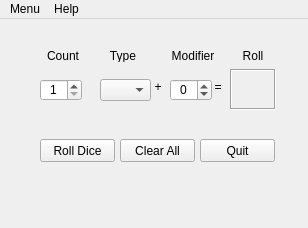
First picture: the form in mainwindow.ui, repository ShawnDriscoll/PyQt5-Dice-App, before the edit.
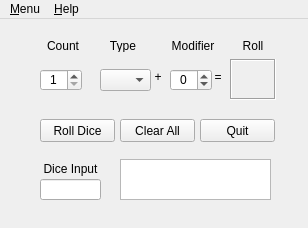
Second picture: the form after the edit. Icons and pictures are not drawn.

```diff
--- a/mainwindow.ui
+++ b/mainwindow.ui
@@ -34,7 +34,7 @@
     <property name="geometry">
      <rect>
       <x>40</x>
-      <y>60</y>
+      <y>50</y>
       <width>42</width>
       <height>22</height>
      </rect>
@@ -56,7 +56,7 @@
     <property name="geometry">
      <rect>
       <x>170</x>
-      <y>60</y>
+      <y>50</y>
       <width>42</width>
       <height>22</height>
      </rect>
@@ -78,7 +78,7 @@
     <property name="geometry">
      <rect>
       <x>100</x>
-      <y>60</y>
+      <y>50</y>
       <width>51</width>
       <height>22</height>
      </rect>
@@ -97,7 +97,7 @@
     <property name="geometry">
      <rect>
       <x>150</x>
-      <y>60</y>
+      <y>50</y>
       <width>16</width>
       <height>16</height>
      </rect>
@@ -113,7 +113,7 @@
     <property name="geometry">
      <rect>
       <x>210</x>
-      <y>60</y>
+      <y>50</y>
       <width>16</width>
       <height>16</height>
      </rect>
@@ -129,17 +129,17 @@
     <property name="geometry">
      <rect>
       <x>230</x>
-      <y>50</y>
+      <y>40</y>
       <width>46</width>
       <height>41</height>
      </rect>
     </property>
     <property name="font">
      <font>
-      <family>Blade Runner Movie Font</family>
+      <family>Arial Rounded MT Bold</family>
       <pointsize>20</pointsize>
       <weight>75</weight>
-      <italic>true</italic>
+      <italic>false</italic>
       <bold>true</bold>
      </font>
     </property>
@@ -163,7 +163,7 @@
     <property name="geometry">
      <rect>
       <x>40</x>
-      <y>30</y>
+      <y>20</y>
       <width>46</width>
       <height>13</height>
      </rect>
@@ -179,7 +179,7 @@
     <property name="geometry">
      <rect>
       <x>100</x>
-      <y>30</y>
+      <y>20</y>
       <width>46</width>
       <height>13</height>
      </rect>
@@ -195,7 +195,7 @@
     <property name="geometry">
      <rect>
       <x>170</x>
-      <y>30</y>
+      <y>20</y>
       <width>46</width>
       <height>13</height>
      </rect>
@@ -211,7 +211,7 @@
     <property name="geometry">
      <rect>
       <x>230</x>
-      <y>30</y>
+      <y>20</y>
       <width>46</width>
       <height>13</height>
      </rect>
@@ -227,7 +227,7 @@
     <property name="geometry">
      <rect>
       <x>40</x>
-      <y>120</y>
+      <y>100</y>
       <width>75</width>
       <height>23</height>
      </rect>
@@ -243,7 +243,7 @@
     <property name="geometry">
      <rect>
       <x>120</x>
-      <y>120</y>
+      <y>100</y>
       <width>75</width>
       <height>23</height>
      </rect>
@@ -259,7 +259,7 @@
     <property name="geometry">
      <rect>
       <x>200</x>
-      <y>120</y>
+      <y>100</y>
       <width>75</width>
       <height>23</height>
      </rect>
@@ -271,6 +271,56 @@
      <string>Quit</string>
     </property>
    </widget>
+   <widget class="QTextBrowser" name="rollBrowser">
+    <property name="geometry">
+     <rect>
+      <x>120</x>
+      <y>140</y>
+      <width>151</width>
+      <height>41</height>
+     </rect>
+    </property>
+    <property name="toolTip">
+     <string>Roll History</string>
+    </property>
+   </widget>
+   <widget class="QLineEdit" name="rollInput">
+    <property name="geometry">
+     <rect>
+      <x>40</x>
+      <y>160</y>
+      <width>61</width>
+      <height>21</height>
+     </rect>
+    </property>
+    <property name="font">
+     <font>
+      <family>MS Shell Dlg 2</family>
+      <pointsize>8</pointsize>
+      <weight>50</weight>
+      <bold>false</bold>
+     </font>
+    </property>
+    <property name="toolTip">
+     <string>Enter a Roll</string>
+    </property>
+   </widget>
+   <widget class="QLabel" name="diceinputLabel">
+    <property name="geometry">
+     <rect>
+      <x>40</x>
+      <y>140</y>
+      <width>61</width>
+      <height>20</height>
+     </rect>
+    </property>
+    <property name="text">
+     <string>Dice Input</string>
+    </property>
+    <property name="alignment">
+     <set>Qt::AlignCenter</set>
+    </property>
+   </widget>
   </widget>
   <widget class="QMenuBar" name="menubar">
    <property name="geometry">
@@ -283,7 +333,7 @@
    </property>
    <widget class="QMenu" name="menuMenu">
     <property name="title">
-     <string>Menu</string>
+     <string>&amp;Menu</string>
     </property>
     <addaction name="actionRoll_Dice"/>
     <addaction name="actionClear_All"/>
@@ -292,7 +342,7 @@
    </widget>
    <widget class="QMenu" name="menuHelp">
     <property name="title">
-     <string>Help</string>
+     <string>&amp;Help</string>
     </property>
     <addaction name="actionAbout_Dice_Roll"/>
    </widget>
```
Left out of the diff: 19 changed lines with no effect on the pictures.
